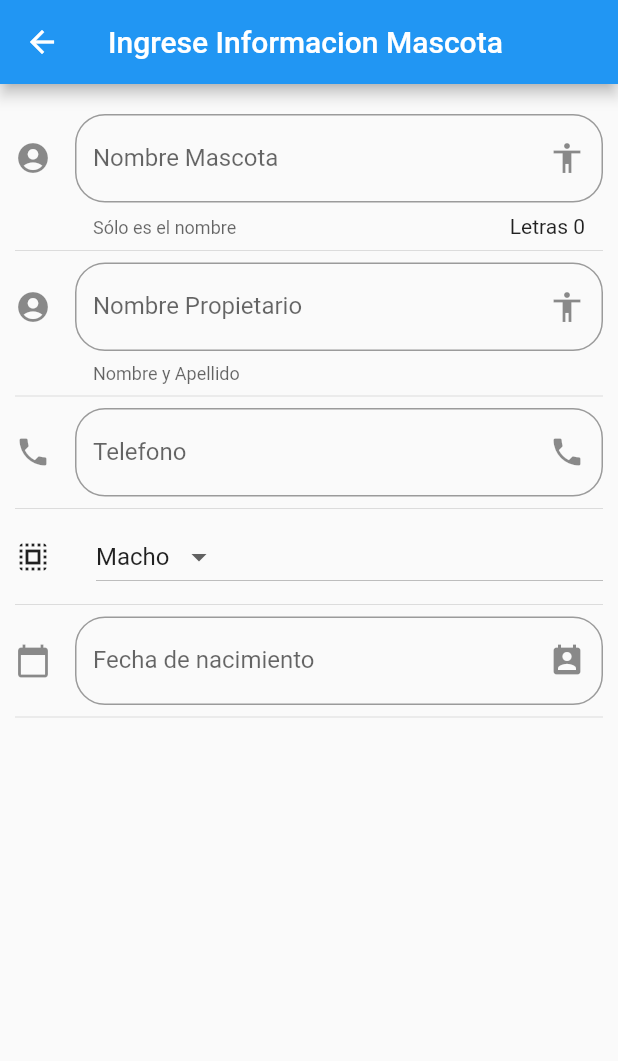
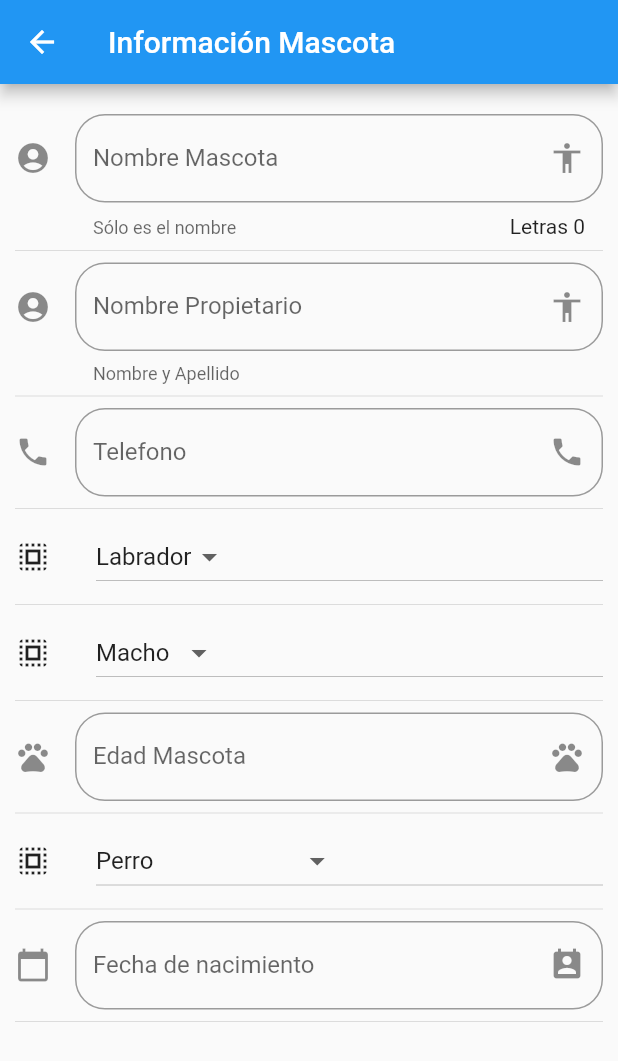
Before and after one commit to savendanom/Examen-parcial-PGVIII, a Flutter app: the FormMascotas screen opened by its route, on a phone screen of 412 x 824 dp. Shown: the top 1061 px of the screen. Run offline on Flutter 3.47's test engine with Material 2 defaults, Android fonts, the phone set to English and light mode, and no system bars.

Commit message:
Formulario completo
Formulario completo

```diff
--- a/lib/src/pages/Form_mascotas.dart
+++ b/lib/src/pages/Form_mascotas.dart
@@ -11,16 +11,15 @@ class _InputPageMascotas extends State<FormMascotas> {
 String _nombre = '';
 String _nombrepropietario  = '';
 String _telefonod  = '';
-String _raza = '';
-String _sexo = '';
 String _edad = '';
-String _tipom = '';
 String _fecha = '';
 
-
-String _opcionSeleccionada = 'Macho';
-
+String _opcionraza = 'Labrador';
+String _opcionsexo = 'Macho';
+String _opciontipo = 'Perro';
 List<String> _sexos = ['Macho', 'Hembra'];
+List<String> _razas = ['Labrador', 'Husky', 'Golden', 'Angora', 'Pantera', ];
+List<String> _tipos = ['Ave', 'Perro', 'Gato', 'Mamifero Pequeño', 'Pez', ];
 
 TextEditingController _inputFieldDateController = new TextEditingController();
 
@@ -28,7 +27,7 @@ TextEditingController _inputFieldDateController = new TextEditingController();
 Widget build(BuildContext context) {
   return Scaffold(
     appBar: AppBar(
-      title: Text('Ingrese Informacion Mascota'),
+      title: Text('Información Mascota'),
     ),
     body: ListView(
       padding: EdgeInsets.symmetric(horizontal: 10.0, vertical: 20.0),
@@ -39,7 +38,13 @@ Widget build(BuildContext context) {
         Divider(),
         _creartelefono(),
         Divider(),
-        _crearDropdown(),
+        _crearraza(),
+         Divider(),
+        _crearsexo(),
+        Divider(),
+        _crearedad(),
+        Divider(),
+        _creartipo(),
         Divider(),
         _crearFecha( context ),
         Divider(),
@@ -101,6 +106,22 @@ Widget _crearnombrepropietario() {
             }));
   }
 
+   Widget _crearedad() {
+    return TextField(
+        obscureText: true,
+        decoration: InputDecoration(
+            border:
+                OutlineInputBorder(borderRadius: BorderRadius.circular(20.0)),
+            hintText: 'Edad Mascota',
+            labelText: 'Edad Mascota',
+            suffixIcon: Icon(Icons.pets),
+            icon: Icon(Icons.pets)),
+        onChanged: (valor) => setState(() {
+              _edad = valor;
+            }));
+  }
+
+
   Widget _crearFecha(BuildContext context) {
     return TextField(
       enableInteractiveSelection: false,
@@ -144,22 +165,82 @@ Widget _crearnombrepropietario() {
           value: sexo,
           ));
      });
+      return lista;
+       }
+  List<DropdownMenuItem<String>> getOpcionesDropdown1() {
 
-     return lista;
+  List<DropdownMenuItem<String>> lista1 = new List();
+      _razas.forEach((raza) {
+      lista1.add(DropdownMenuItem(
+        child: Text(raza),
+        value: raza,
+      ));
+    });
+    return lista1;
+     }
+List<DropdownMenuItem<String>> getOpcionesDropdown2() {
+List<DropdownMenuItem<String>> lista2 = new List();
+    _tipos.forEach((tipo) {
+      lista2.add(DropdownMenuItem(
+        child: Text(tipo),
+        value: tipo,
+      ));
+    });
+     return lista2;
  }
 
-  Widget _crearDropdown() {
+  Widget _crearsexo() {
     return Row(
       children: <Widget>[
         Icon(Icons.select_all),
         SizedBox(width: 30.0),
         Expanded(
           child: DropdownButton(
-            value: _opcionSeleccionada,
+            value: _opcionsexo,
             items: getOpcionesDropdown(),
             onChanged: (opt) {
               setState(() {
-                _opcionSeleccionada = opt;
+                _opcionsexo = opt;
+              });
+            },
+          ),
+        )
+      ],
+    );
+  }
+
+  Widget _crearraza() {
+    return Row(
+      children: <Widget>[
+        Icon(Icons.select_all),
+        SizedBox(width: 30.0),
+        Expanded(
+          child: DropdownButton(
+            value: _opcionraza,
+            items: getOpcionesDropdown1(),
+            onChanged: (opt) {
+              setState(() {
+                _opcionraza = opt;
+              });
+            },
+          ),
+        )
+      ],
+    );
+  }
+
+  Widget _creartipo() {
+    return Row(
+      children: <Widget>[
+        Icon(Icons.select_all),
+        SizedBox(width: 30.0),
+        Expanded(
+          child: DropdownButton(
+            value: _opciontipo,
+            items: getOpcionesDropdown2(),
+            onChanged: (opt) {
+              setState(() {
+                _opciontipo = opt;
               });
             },
           ),
```
